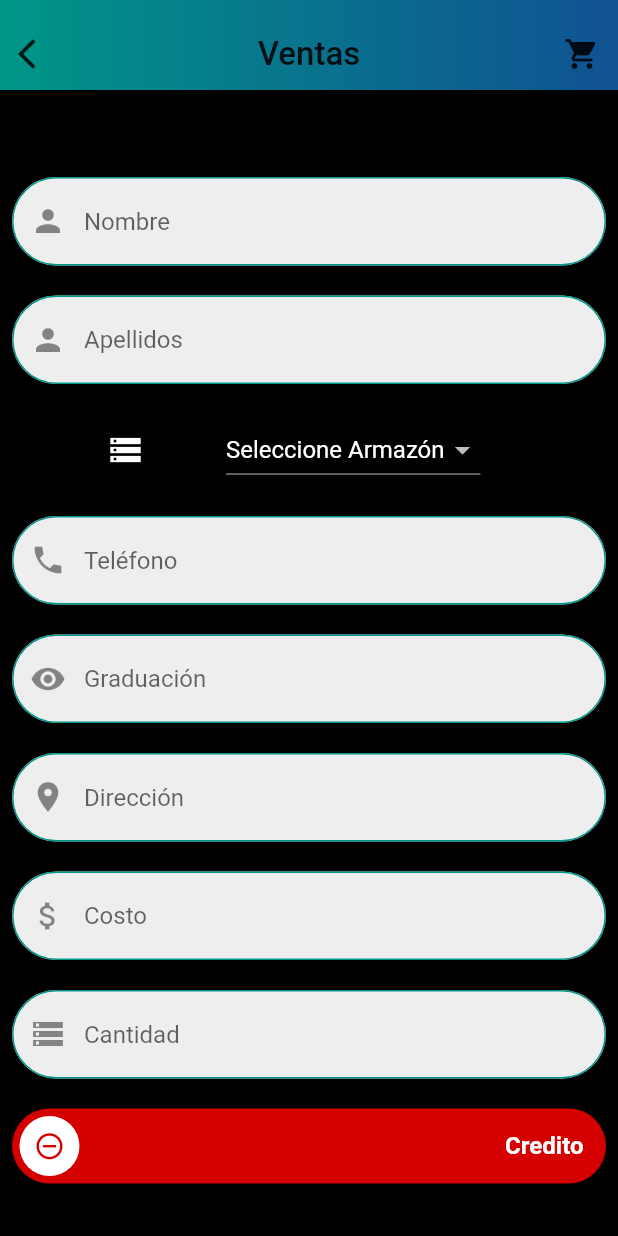
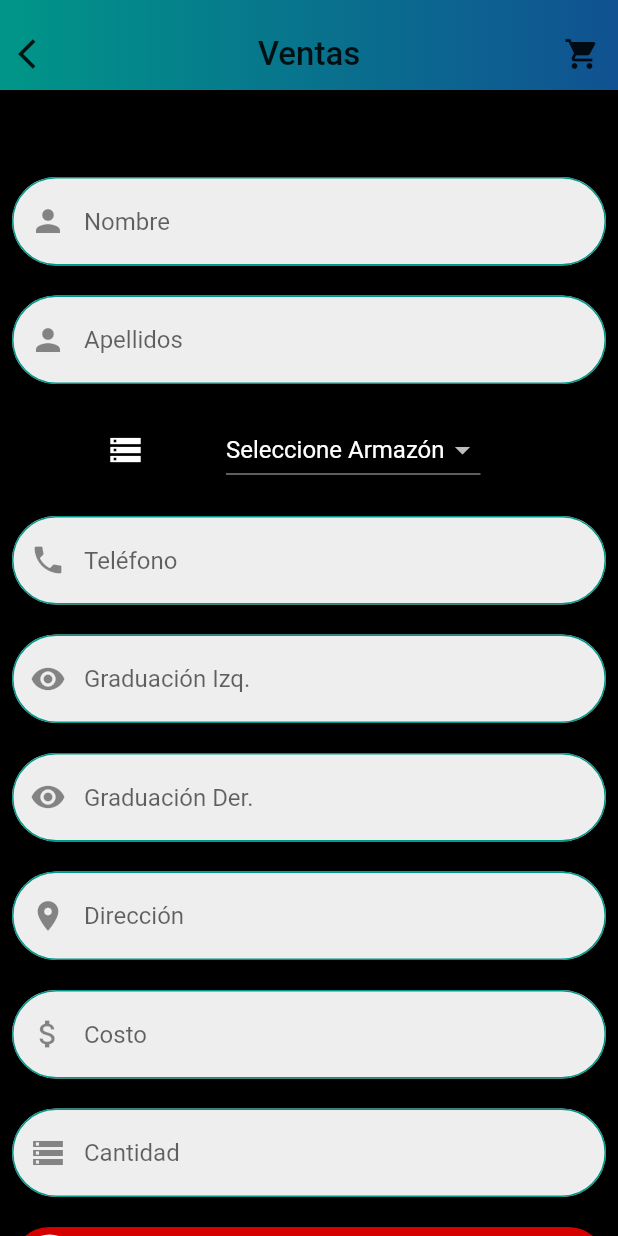
Before and after one commit to joosue72/opticassl-, a Flutter app: the Ventas screen opened directly, on a phone screen of 412 x 824 dp. Run offline on Flutter 3.47's test engine with Material 2 defaults, Android fonts, the phone set to English and light mode, and no system bars; drawn by our look-alikes of lite_rolling_switch; our stand-ins replace charts_flutter, cloud_firestore, font_awesome_flutter, numberpicker, simple_animations; accounts and stored records are empty; statements that could not run were skipped.

Commit message:
Version 1.0.3

```diff
--- a/opticassl/lib/EditarInventario.dart
+++ b/opticassl/lib/EditarInventario.dart
@@ -102,7 +102,11 @@ class _EditarInventarioState extends State<EditarInventario> {
         padding: const EdgeInsets.all(8.0),
         child: Column(
         children: <Widget>[
-
+           Padding(
+          padding: const EdgeInsets.only(left: 8.0),
+          child: Container(child: Text("${doc.data['Nombre']}",
+            style: TextStyle(color: Colors.white, fontSize: 24.0,fontWeight: FontWeight.bold),)),
+        ),
            SizedBox(height: 10.0,),
            Form(child: buildTextFormFieldCantidad(doc)),
            SizedBox(height: 10.0,),
--- a/opticassl/lib/Ventas.dart
+++ b/opticassl/lib/Ventas.dart
@@ -3,7 +3,8 @@ import 'package:cloud_firestore/cloud_firestore.dart';
 import 'package:lite_rolling_switch/lite_rolling_switch.dart';
 import 'package:intl/intl.dart';
 import 'package:opticassl/Menu.dart';
-
+import 'package:numberpicker/numberpicker.dart';
+import 'package:opticassl/VentasPendientes.dart';
 
  class Ventas extends StatefulWidget {
   Ventas({Key key}) : super(key: key);
@@ -14,7 +15,8 @@ import 'package:opticassl/Menu.dart';
 TextEditingController _textFieldController = TextEditingController();
 TextEditingController _textApellidos = TextEditingController();
 TextEditingController _textTelefono = TextEditingController();
-TextEditingController _textGraduacion = TextEditingController();
+TextEditingController _textGraduacionI = TextEditingController();
+TextEditingController _textGraduacionD = TextEditingController();
 TextEditingController _textDireccion = TextEditingController();
 TextEditingController _textCosto = TextEditingController();
 TextEditingController _textCantidad = TextEditingController();
@@ -25,6 +27,7 @@ dynamic cantidadInventario;
 String productoInventario;
 int cont;
 dynamic cantidad;
+int _currentValue = 1;
 
 TextFormField buildTextFormFieldNombre() {
 
@@ -113,11 +116,11 @@ TextFormField buildTextFormFieldNombre() {
             );
   }
 
-  TextFormField buildTextFormFieldGraduacion() {
+  TextFormField buildTextFormFieldGraduacioni() {
 
      return TextFormField(
                 keyboardType: TextInputType.number,
-                controller: _textGraduacion,
+                controller: _textGraduacionI,
             decoration: InputDecoration(
               enabledBorder: OutlineInputBorder(
                  borderSide: BorderSide(color: Color(0xFF009688)),
@@ -128,7 +131,30 @@ TextFormField buildTextFormFieldNombre() {
                  borderRadius: BorderRadius.all(Radius.circular(30))
                  ),
                  prefixIcon: Icon(Icons.remove_red_eye),
-                 hintText: "Graduación",
+                 hintText: "Graduación Izq.",
+                 filled: true,
+                 fillColor: Colors.grey[200]
+            ),
+
+            );
+  }
+
+  TextFormField buildTextFormFieldGraduaciond() {
+
+     return TextFormField(
+                keyboardType: TextInputType.number,
+                controller: _textGraduacionD,
+            decoration: InputDecoration(
+              enabledBorder: OutlineInputBorder(
+                 borderSide: BorderSide(color: Color(0xFF009688)),
+                 borderRadius: BorderRadius.all(Radius.circular(30))
+              ),
+              focusedBorder: OutlineInputBorder(
+                 borderSide: BorderSide(color: Colors.transparent),
+                 borderRadius: BorderRadius.all(Radius.circular(30))
+                 ),
+                 prefixIcon: Icon(Icons.remove_red_eye),
+                 hintText: "Graduación Der.",
                  filled: true,
                  fillColor: Colors.grey[200]
             ),
@@ -295,7 +321,13 @@ class _VentasState extends State<Ventas> {
 
           SizedBox(height: 20.0,),
           Form(
-            child: buildTextFormFieldGraduacion(),
+            child:
+            buildTextFormFieldGraduacioni(),
+          ),
+          SizedBox(height:20.0,),
+          Form(
+            child:
+            buildTextFormFieldGraduaciond(),
           ),
           SizedBox(height: 20.0,),
           Form(
@@ -334,6 +366,22 @@ class _VentasState extends State<Ventas> {
 
 ),
           ),
+          SizedBox(height: 20.0,),
+          Form(
+            child: new Column(
+          mainAxisAlignment: MainAxisAlignment.center,
+          children: <Widget>[
+            new NumberPicker.integer(
+
+                initialValue: _currentValue,
+                minValue: 1,
+                maxValue: 10,
+                onChanged: (newValue) =>
+                    setState(() => _currentValue = newValue)),
+            new Text("Sucursal: $_currentValue",style: TextStyle(color: Colors.white),),
+          ],
+        ),
+          ),
           SizedBox(height: 50.0),
           ButtonTheme(
 
@@ -369,7 +417,8 @@ class _VentasState extends State<Ventas> {
                  _textCosto.text = "";
                  _textDireccion.text = "";
                  _textFieldController.text = "";
-                 _textGraduacion.text ="";
+                 _textGraduacionI.text ="";
+                 _textGraduacionD.text="";
                  _textTelefono.text="";
                  _textCantidad.text="";
                  _displayDialog(context);
@@ -417,13 +466,14 @@ class _VentasState extends State<Ventas> {
 }
 void createData() async {
   String nombre, apellido, direccion, armazon;
-  dynamic graduacion, telefono, total, saldo;
+  dynamic graduacioni, telefono, total, saldo, graduaciond;
 
   nombre = _textFieldController.text;
   apellido = _textApellidos.text;
   direccion = _textDireccion.text;
-  armazon = _textGraduacion.text;
-  graduacion = double.parse(_textGraduacion.text);
+
+  graduacioni = double.parse(_textGraduacionI.text);
+  graduaciond = double.parse(_textGraduacionD.text);
   telefono = double.parse(_textTelefono.text);
   total = double.parse(_textCosto.text);
   cantidad = double.parse(_textCantidad.text);
@@ -502,7 +552,7 @@ void createData() async {
       {
         pendiente = true;
         saldo = total;
-        DocumentReference ref = await db.collection('VentasSucursal1').add({'Nombre': '$nombre', 'Apellidos': '$apellido','Armazon': armazon, 'Costo': total = 0, 'Saldo': saldo, 'Fecha': '$fecha','Producto': '$selectedCurrency', 'Pendiente': pendiente, 'Mes': numerofecha, 'Semana': semana,'Dia': int.parse(dia), 'Graduacion': graduacion, 'Telefono': telefono, 'Direccion': direccion, 'Cantidad': cantidad});
+        DocumentReference ref = await db.collection('VentasSucursal1').add({'Nombre': '$nombre', 'Apellidos': '$apellido','Armazon': selectedCurrency, 'Costo': total = 0, 'Saldo': saldo, 'Fecha': '$fecha', 'Pendiente': pendiente, 'Mes': numerofecha, 'Semana': semana,'Dia': int.parse(dia), 'GraduacionI': graduacioni,'GraduacionD': graduaciond, 'Telefono': telefono, 'Direccion': direccion, 'Cantidad': cantidad, 'Sucursal': _currentValue});
       setState(() => id = ref.documentID);
 
 
@@ -510,7 +560,7 @@ void createData() async {
 
       else {
         pendiente = false;
-        DocumentReference ref = await db.collection('VentasSucursal1').add({'Nombre': '$nombre', 'Apellidos': '$apellido','Armazon': armazon, 'Costo': total, 'Fecha': '$fecha','Producto': '$selectedCurrency', 'Pendiente': pendiente, 'Mes': numerofecha,'Dia': int.parse(dia),'Graduacion': graduacion, 'Semana': semana, 'Telefono': telefono, 'Direccion': direccion, 'Cantidad': cantidad});
+        DocumentReference ref = await db.collection('VentasSucursal1').add({'Nombre': '$nombre', 'Apellidos': '$apellido','Armazon': selectedCurrency, 'Costo': total, 'Fecha': '$fecha', 'Pendiente': pendiente, 'Mes': numerofecha,'Dia': int.parse(dia),'GraduacionI': graduacioni,'GraduacionD': graduaciond, 'Semana': semana, 'Telefono': telefono, 'Direccion': direccion, 'Cantidad': cantidad, 'Sucursal': _currentValue});
       setState(() => id = ref.documentID);
       }
 
@@ -541,7 +591,11 @@ void createData() async {
               new FlatButton(
                 child: new Text('Guardar'),
                 onPressed: () {
-                  Navigator.of(context).pop();
+                 Navigator.push(
+    context,
+    MaterialPageRoute(builder: (context) => VentasPendientes()),
+
+  );
                 },
 
               )
--- a/opticassl/pubspec.yaml
+++ b/opticassl/pubspec.yaml
@@ -35,6 +35,7 @@ dependencies:
   percent_indicator:
   dio:
   giffy_dialog:
+  numberpicker:
 
   # The following adds the Cupertino Icons font to your application.
   # Use with the CupertinoIcons class for iOS style icons.
```
Also changed, not shown: opticassl/lib/Inventario.dart (+0 -14 lines), opticassl/lib/Menu.dart (+30 -1 lines), opticassl/lib/NuevoProducto.dart (+23 -1 lines), opticassl/lib/VentasPendientes.dart (added, +307 -0 lines), opticassl/Images/pendientes.png (added), opticassl/Images/stat.png (added), opticassl/pubspec.lock.
